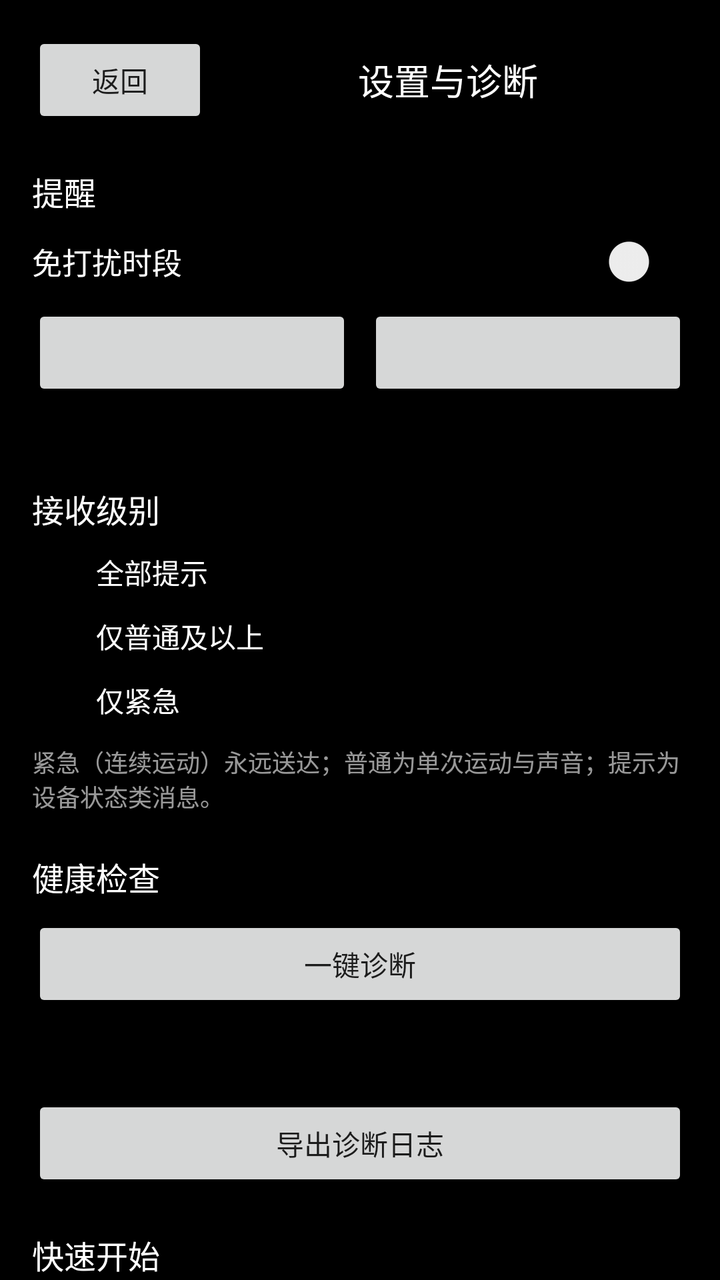
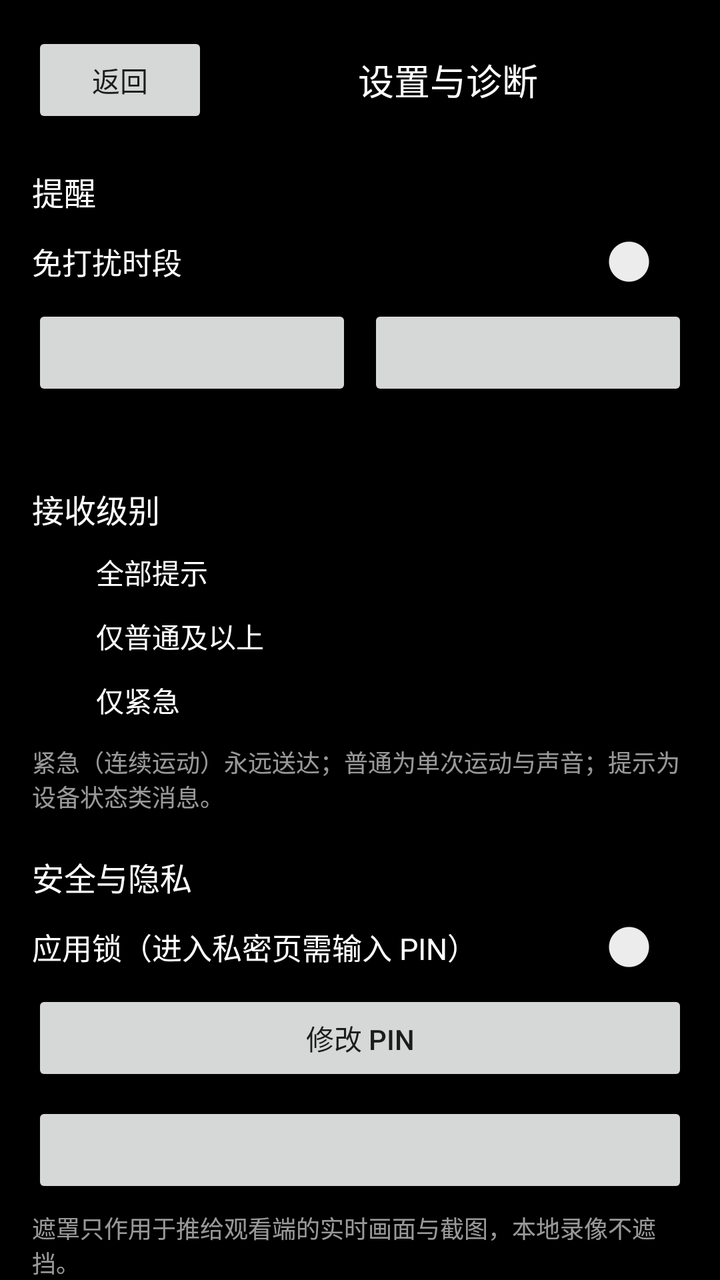

Before-and-after screenshots of an Android layout around one commit, followed by the original layout XML and the change that was made.
<!-- AndroidManifest.xml: application theme Theme.QuietSentry -->
<!-- res/layout/activity_settings.xml -->
<?xml version="1.0" encoding="utf-8"?>
<ScrollView xmlns:android="http://schemas.android.com/apk/res/android"
    android:layout_width="match_parent"
    android:layout_height="match_parent"
    android:background="@color/qs_bg"
    android:fillViewport="true">

    <LinearLayout
        android:layout_width="match_parent"
        android:layout_height="wrap_content"
        android:orientation="vertical"
        android:padding="16dp">

        <LinearLayout
            android:layout_width="match_parent"
            android:layout_height="wrap_content"
            android:gravity="center_vertical"
            android:orientation="horizontal">

            <Button
                android:id="@+id/settings_back"
                android:layout_width="wrap_content"
                android:layout_height="wrap_content"
                android:text="@string/settings_back" />

            <TextView
                android:layout_width="0dp"
                android:layout_height="wrap_content"
                android:layout_weight="1"
                android:gravity="center"
                android:text="@string/settings_title"
                android:textColor="@color/qs_text"
                android:textSize="18sp" />
        </LinearLayout>

        <TextView
            android:layout_width="match_parent"
            android:layout_height="wrap_content"
            android:layout_marginTop="20dp"
            android:text="@string/settings_section_alert"
            android:textColor="@color/qs_text"
            android:textSize="16sp" />

        <androidx.appcompat.widget.SwitchCompat
            android:id="@+id/settings_quiet_switch"
            android:layout_width="match_parent"
            android:layout_height="wrap_content"
            android:layout_marginTop="10dp"
            android:text="@string/settings_quiet_switch"
            android:textColor="@color/qs_text"
            android:textSize="15sp" />

        <LinearLayout
            android:layout_width="match_parent"
            android:layout_height="wrap_content"
            android:layout_marginTop="8dp"
            android:orientation="horizontal">

            <Button
                android:id="@+id/settings_quiet_start"
                android:layout_width="0dp"
                android:layout_height="wrap_content"
                android:layout_marginEnd="8dp"
                android:layout_weight="1" />

            <Button
                android:id="@+id/settings_quiet_end"
                android:layout_width="0dp"
                android:layout_height="wrap_content"
                android:layout_weight="1" />
        </LinearLayout>

        <TextView
            android:id="@+id/settings_quiet_hint"
            android:layout_width="match_parent"
            android:layout_height="wrap_content"
            android:layout_marginTop="6dp"
            android:textColor="@color/qs_text_muted"
            android:textSize="12sp" />

        <TextView
            android:layout_width="match_parent"
            android:layout_height="wrap_content"
            android:layout_marginTop="20dp"
            android:text="@string/settings_section_level"
            android:textColor="@color/qs_text"
            android:textSize="16sp" />

        <RadioGroup
            android:id="@+id/settings_level_group"
            android:layout_width="match_parent"
            android:layout_height="wrap_content"
            android:layout_marginTop="4dp"
            android:orientation="vertical">

            <RadioButton
                android:id="@+id/settings_level_all"
                android:layout_width="match_parent"
                android:layout_height="wrap_content"
                android:text="@string/settings_level_all"
                android:textColor="@color/qs_text" />

            <RadioButton
                android:id="@+id/settings_level_normal"
                android:layout_width="match_parent"
                android:layout_height="wrap_content"
                android:text="@string/settings_level_normal"
                android:textColor="@color/qs_text" />

            <RadioButton
                android:id="@+id/settings_level_urgent"
                android:layout_width="match_parent"
                android:layout_height="wrap_content"
                android:text="@string/settings_level_urgent"
                android:textColor="@color/qs_text" />
        </RadioGroup>

        <TextView
            android:layout_width="match_parent"
            android:layout_height="wrap_content"
            android:layout_marginTop="6dp"
            android:text="@string/settings_level_hint"
            android:textColor="@color/qs_text_muted"
            android:textSize="12sp" />

        <TextView
            android:layout_width="match_parent"
            android:layout_height="wrap_content"
            android:layout_marginTop="20dp"
            android:text="@string/settings_section_health"
            android:textColor="@color/qs_text"
            android:textSize="16sp" />

        <Button
            android:id="@+id/settings_diag_run"
            android:layout_width="match_parent"
            android:layout_height="wrap_content"
            android:layout_marginTop="8dp"
            android:text="@string/settings_diag_run" />

        <TextView
            android:id="@+id/settings_diag_summary"
            android:layout_width="match_parent"
            android:layout_height="wrap_content"
            android:layout_marginTop="8dp"
            android:textColor="@color/qs_text_muted"
            android:textSize="13sp" />

        <LinearLayout
            android:id="@+id/settings_diag_result"
            android:layout_width="match_parent"
            android:layout_height="wrap_content"
            android:layout_marginTop="8dp"
            android:orientation="vertical" />

        <Button
            android:id="@+id/settings_diag_export"
            android:layout_width="match_parent"
            android:layout_height="wrap_content"
            android:layout_marginTop="8dp"
            android:text="@string/settings_diag_export" />

        <TextView
            android:layout_width="match_parent"
            android:layout_height="wrap_content"
            android:layout_marginTop="20dp"
            android:text="@string/settings_section_start"
            android:textColor="@color/qs_text"
            android:textSize="16sp" />

        <TextView
            android:layout_width="match_parent"
            android:layout_height="wrap_content"
            android:layout_marginTop="6dp"
            android:lineSpacingExtra="4dp"
            android:text="@string/settings_quick_steps"
            android:textColor="@color/qs_text_muted"
            android:textSize="13sp" />

        <Button
            android:id="@+id/settings_quick_pairing"
            android:layout_width="match_parent"
            android:layout_height="wrap_content"
            android:layout_marginTop="10dp"
            android:text="@string/settings_quick_pairing" />

        <Button
            android:id="@+id/settings_quick_devices"
            android:layout_width="match_parent"
            android:layout_height="wrap_content"
            android:layout_marginTop="8dp"
            android:text="@string/settings_quick_devices" />
    </LinearLayout>
</ScrollView>
<!-- resources referenced by this layout -->
<resources>
  <color name="qs_bg">#FF000000</color>
  <color name="qs_text">#FFFFFFFF</color>
  <color name="qs_text_muted">#99FFFFFF</color>
  <string name="settings_back">返回</string>
  <string name="settings_diag_export">导出诊断日志</string>
  <string name="settings_diag_run">一键诊断</string>
  <string name="settings_level_all">全部提示</string>
  <string name="settings_level_hint">紧急（连续运动）永远送达；普通为单次运动与声音；提示为设备状态类消息。</string>
  <string name="settings_level_normal">仅普通及以上</string>
  <string name="settings_level_urgent">仅紧急</string>
  <string name="settings_quick_devices">打开我的设备</string>
  <string name="settings_quick_pairing">打开配对与设备</string>
  <string name="settings_quick_steps">三步把旧手机变成摄像头：\n1. 摄像头端打开“配对与设备”，生成二维码或 6 位配对码。\n2. 观看端在“我的设备”里添加摄像头，扫码或输入配对码。\n3. 摄像头端点“开始值守”，观看端点设备卡片看实时画面。</string>
  <string name="settings_quiet_switch">免打扰时段</string>
  <string name="settings_section_alert">提醒</string>
  <string name="settings_section_health">健康检查</string>
  <string name="settings_section_level">接收级别</string>
  <string name="settings_section_start">快速开始</string>
  <string name="settings_title">设置与诊断</string>
  <style name="Theme.QuietSentry" parent="Theme.AppCompat.DayNight.NoActionBar">
          <item name="android:windowBackground">@android:color/black</item>
          <item name="android:statusBarColor">@android:color/black</item>
          <item name="android:navigationBarColor">@android:color/black</item>
      </style>
</resources>

<!-- the commit's change to res/layout/activity_settings.xml (unified diff, before → after) -->
@@ -127,6 +127,59 @@
             android:layout_width="match_parent"
             android:layout_height="wrap_content"
             android:layout_marginTop="20dp"
+            android:text="@string/settings_section_privacy"
+            android:textColor="@color/qs_text"
+            android:textSize="16sp" />
+
+        <androidx.appcompat.widget.SwitchCompat
+            android:id="@+id/settings_pin_switch"
+            android:layout_width="match_parent"
+            android:layout_height="wrap_content"
+            android:layout_marginTop="10dp"
+            android:text="@string/settings_pin_switch"
+            android:textColor="@color/qs_text"
+            android:textSize="15sp" />
+
+        <Button
+            android:id="@+id/settings_pin_change"
+            android:layout_width="match_parent"
+            android:layout_height="wrap_content"
+            android:layout_marginTop="8dp"
+            android:text="@string/settings_pin_change" />
+
+        <Button
+            android:id="@+id/settings_mask"
+            android:layout_width="match_parent"
+            android:layout_height="wrap_content"
+            android:layout_marginTop="8dp" />
+
+        <TextView
+            android:layout_width="match_parent"
+            android:layout_height="wrap_content"
+            android:layout_marginTop="6dp"
+            android:text="@string/settings_mask_hint"
+            android:textColor="@color/qs_text_muted"
+            android:textSize="12sp" />
+
+        <Button
+            android:id="@+id/settings_audit_open"
+            android:layout_width="match_parent"
+            android:layout_height="wrap_content"
+            android:layout_marginTop="8dp"
+            android:text="@string/settings_audit_open" />
+
+        <TextView
+            android:layout_width="match_parent"
+            android:layout_height="wrap_content"
+            android:layout_marginTop="6dp"
+            android:text="@string/settings_audit_hint"
+            android:textColor="@color/qs_text_muted"
+            android:textSize="12sp" />
+
+        <TextView
+            android:layout_width="match_parent"
+            android:layout_height="wrap_content"
+            android:layout_marginTop="20dp"
             android:text="@string/settings_section_health"
             android:textColor="@color/qs_text"
             android:textSize="16sp" />
<!-- resource entries referenced after the edit -->
@@ -3,6 +3,8 @@
   <color name="qs_bg">#FF000000</color>
   <color name="qs_text">#FFFFFFFF</color>
   <color name="qs_text_muted">#99FFFFFF</color>
+  <string name="settings_audit_hint">仅记录行为与角色，不含令牌与 PIN；保留 7 天。</string>
+  <string name="settings_audit_open">查看审计日志</string>
   <string name="settings_back">返回</string>
   <string name="settings_diag_export">导出诊断日志</string>
   <string name="settings_diag_run">一键诊断</string>
@@ -10,6 +12,9 @@
   <string name="settings_level_hint">紧急（连续运动）永远送达；普通为单次运动与声音；提示为设备状态类消息。</string>
   <string name="settings_level_normal">仅普通及以上</string>
   <string name="settings_level_urgent">仅紧急</string>
+  <string name="settings_mask_hint">遮罩只作用于推给观看端的实时画面与截图，本地录像不遮挡。</string>
+  <string name="settings_pin_change">修改 PIN</string>
+  <string name="settings_pin_switch">应用锁（进入私密页需输入 PIN）</string>
   <string name="settings_quick_devices">打开我的设备</string>
   <string name="settings_quick_pairing">打开配对与设备</string>
   <string name="settings_quick_steps">三步把旧手机变成摄像头：\n1. 摄像头端打开“配对与设备”，生成二维码或 6 位配对码。\n2. 观看端在“我的设备”里添加摄像头，扫码或输入配对码。\n3. 摄像头端点“开始值守”，观看端点设备卡片看实时画面。</string>
@@ -17,6 +22,7 @@
   <string name="settings_section_alert">提醒</string>
   <string name="settings_section_health">健康检查</string>
   <string name="settings_section_level">接收级别</string>
+  <string name="settings_section_privacy">安全与隐私</string>
   <string name="settings_section_start">快速开始</string>
   <string name="settings_title">设置与诊断</string>
   <style name="Theme.QuietSentry" parent="Theme.AppCompat.DayNight.NoActionBar">
